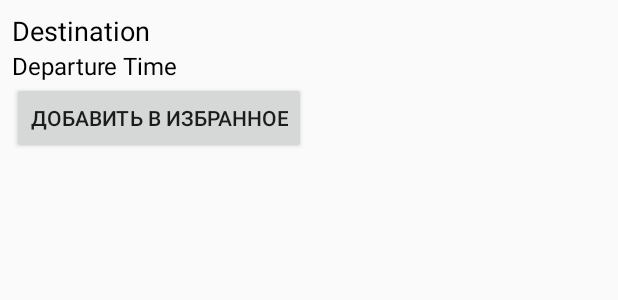
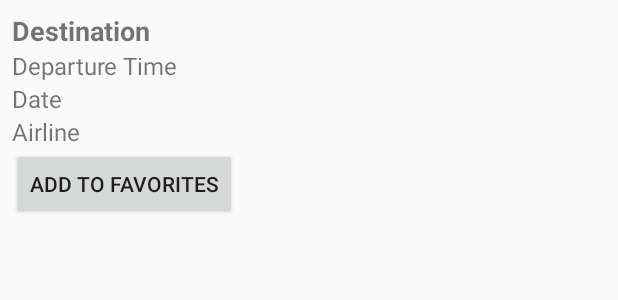
Before and after one commit to litlbo1/SkyCarta, an Android app: the layout flight_item.xml on its own in the app's theme, with its tools: preview values and no code run, on a phone screen of 412 x 824 dp. Shown: the top 300 px of the screen. Run offline under Robolectric (Android 15) with nearby library versions, the light colour scheme and no system bars.

Commit message:
SkyCarta - 0.2.0 (Parcer Data)

```diff
--- a/app/src/main/res/layout/flight_item.xml
+++ b/app/src/main/res/layout/flight_item.xml
@@ -1,4 +1,3 @@
-<?xml version="1.0" encoding="utf-8"?>
 <LinearLayout xmlns:android="http://schemas.android.com/apk/res/android"
     android:layout_width="match_parent"
     android:layout_height="wrap_content"
@@ -9,21 +8,34 @@
         android:id="@+id/flightDestination"
         android:layout_width="wrap_content"
         android:layout_height="wrap_content"
-        android:textColor="@color/black"
         android:text="Destination"
-        android:textSize="18sp" />
+        android:textSize="18sp"
+        android:textStyle="bold"/>
 
     <TextView
         android:id="@+id/flightDepartureTime"
         android:layout_width="wrap_content"
-        android:textColor="@color/black"
         android:layout_height="wrap_content"
         android:text="Departure Time"
-        android:textSize="16sp" />
+        android:textSize="16sp"/>
+
+    <TextView
+        android:id="@+id/flightDate"
+        android:layout_width="wrap_content"
+        android:layout_height="wrap_content"
+        android:text="Date"
+        android:textSize="16sp"/>
+
+    <TextView
+        android:id="@+id/flightAirline"
+        android:layout_width="wrap_content"
+        android:layout_height="wrap_content"
+        android:text="Airline"
+        android:textSize="16sp"/>
 
     <Button
         android:id="@+id/favoriteButton"
         android:layout_width="wrap_content"
         android:layout_height="wrap_content"
-        android:text="@string/fav_btn" />
+        android:text="Add to Favorites"/>
 </LinearLayout>
--- a/app/src/main/res/values/strings.xml
+++ b/app/src/main/res/values/strings.xml
@@ -17,6 +17,7 @@
     <string name="name">Имя</string>
     <string name="surname">Фамилия</string>
     <string name="fav_btn">Добавить в избранное</string>
+    <string name="load_more">Загрузить больше</string>
 
     <string name="title_activity_lobby_screen2">Lobby_screen2</string>
     <string name="navigation_drawer_open">Open navigation drawer</string>
```
Also changed, not shown: app/src/main/java/com/example/skycarta/Test_Test.kt (+36 -12 lines), app/src/main/res/layout/activity_test_test.xml (+28 -15 lines).
